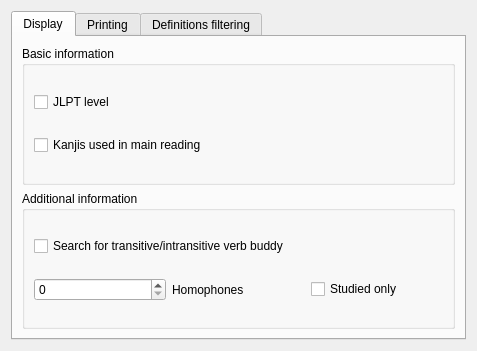
This is src/gui/jmdict/JMdictPreferences.ui in Gnurou/tagainijisho as Qt 5 draws it before an edit. The edited form follows.
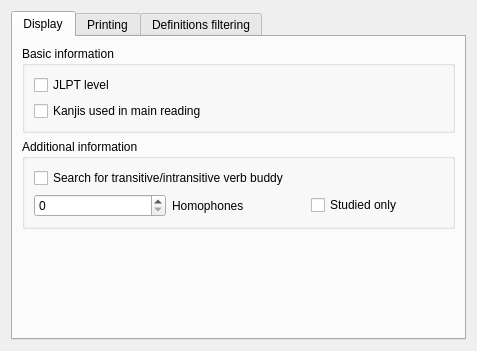
This is the edited form. Icons and pictures are not drawn.

Commit message: Fixed JMdict prefs layout

```diff
--- a/src/gui/jmdict/JMdictPreferences.ui
+++ b/src/gui/jmdict/JMdictPreferences.ui
@@ -90,6 +90,19 @@
          </layout>
         </widget>
        </item>
+       <item>
+        <spacer name="verticalSpacer_4">
+         <property name="orientation">
+          <enum>Qt::Vertical</enum>
+         </property>
+         <property name="sizeHint" stdset="0">
+          <size>
+           <width>20</width>
+           <height>40</height>
+          </size>
+         </property>
+        </spacer>
+       </item>
       </layout>
      </widget>
      <widget class="QWidget" name="printingTab">
```
